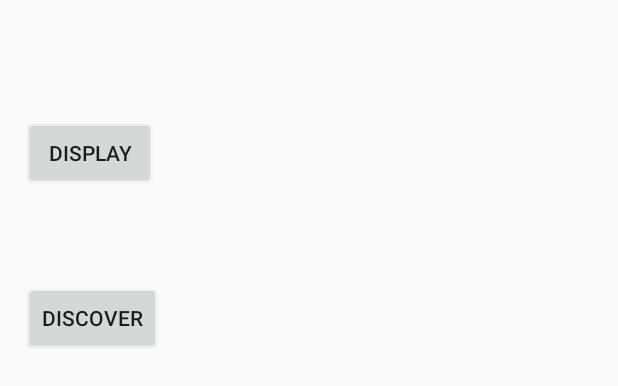
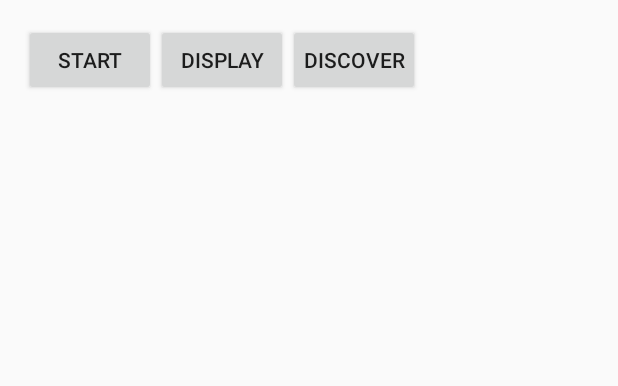
Before and after one commit to mola15/LiquidAndroid, an Android app: the layout activity_main.xml on its own in the app's theme, with its tools: preview values and no code run, on a phone screen of 412 x 824 dp. Shown: the top 386 px of the screen. Run offline under Robolectric (Android 15) with nearby library versions, the phone set to English and light mode, and no system bars.

Commit message:
servizio funzionante

```diff
--- a/app/src/main/java/it/polimi/molinaroli/liquidandroid/Logic/Server.java
+++ b/app/src/main/java/it/polimi/molinaroli/liquidandroid/Logic/Server.java
@@ -22,11 +22,9 @@ public class Server {
     private int mLocalPort;
     private ArrayList<Socket> clients;
     private NsdHelper helper;
-    private Context c;
 
 
-    public Server(Context c){
-        this.c = c;
+    public Server(){
         try {
             initializeServerSocket();
         } catch (IOException e) {
--- a/app/src/main/res/layout/activity_main.xml
+++ b/app/src/main/res/layout/activity_main.xml
@@ -10,19 +10,29 @@
     android:paddingTop="@dimen/activity_vertical_margin"
     tools:context="it.polimi.molinaroli.liquidandroid.MainActivity"
     android:orientation="vertical">
-
+<LinearLayout
+    android:layout_width="match_parent"
+    android:layout_height="wrap_content"
+    android:orientation="horizontal">
     <Button
-    android:text="display"
-    android:layout_width="wrap_content"
-    android:layout_height="wrap_content"
-    android:layout_marginTop="62dp"
-    android:id="@+id/display" />
-    <Button
-        android:text="discover"
+        android:text="Start"
         android:layout_width="wrap_content"
         android:layout_height="wrap_content"
-        android:layout_marginTop="62dp"
-        android:id="@+id/discover" />
+        android:padding="10dp"
+        android:id="@+id/startservice" />
+        <Button
+            android:text="Display"
+            android:layout_width="wrap_content"
+            android:layout_height="wrap_content"
+            android:id="@+id/display"
+            android:padding="5dp"/>
+        <Button
+            android:text="Discover"
+            android:layout_width="wrap_content"
+            android:layout_height="wrap_content"
+            android:padding="5dp"
+            android:id="@+id/discover" />
+</LinearLayout>
 
     <ListView
         android:layout_width="match_parent"
```
Also changed, not shown: app/src/main/java/it/polimi/molinaroli/liquidandroid/Logic/LiquidAndroidService.java (+66 -7 lines), app/src/main/java/it/polimi/molinaroli/liquidandroid/MainActivity.java (+132 -9 lines).
